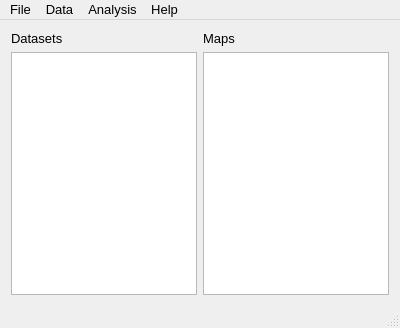
Before: the Qt Designer form GUI/mainwindow.ui in VespucciProject/Vespucci, drawn with Qt 5.
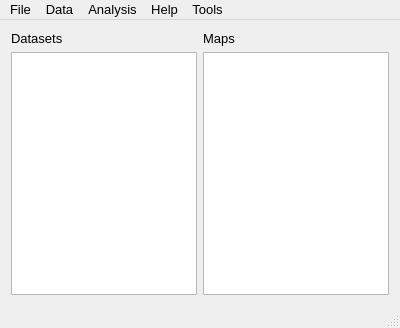
After: the same form once the commit is applied. Icons and pictures are not drawn.

```diff
--- a/GUI/mainwindow.ui
+++ b/GUI/mainwindow.ui
@@ -177,10 +177,17 @@
     <addaction name="separator"/>
     <addaction name="actionDelete_Map"/>
    </widget>
+   <widget class="QMenu" name="menuTools">
+    <property name="title">
+     <string>Tools</string>
+    </property>
+    <addaction name="actionSettings"/>
+   </widget>
    <addaction name="menuFile"/>
    <addaction name="menuData"/>
    <addaction name="menuMap"/>
    <addaction name="menuHelp"/>
+   <addaction name="menuTools"/>
   </widget>
   <widget class="QStatusBar" name="statusBar"/>
   <action name="actionExit">
```
Left out of the diff: 5 changed lines with no effect on the pictures.
